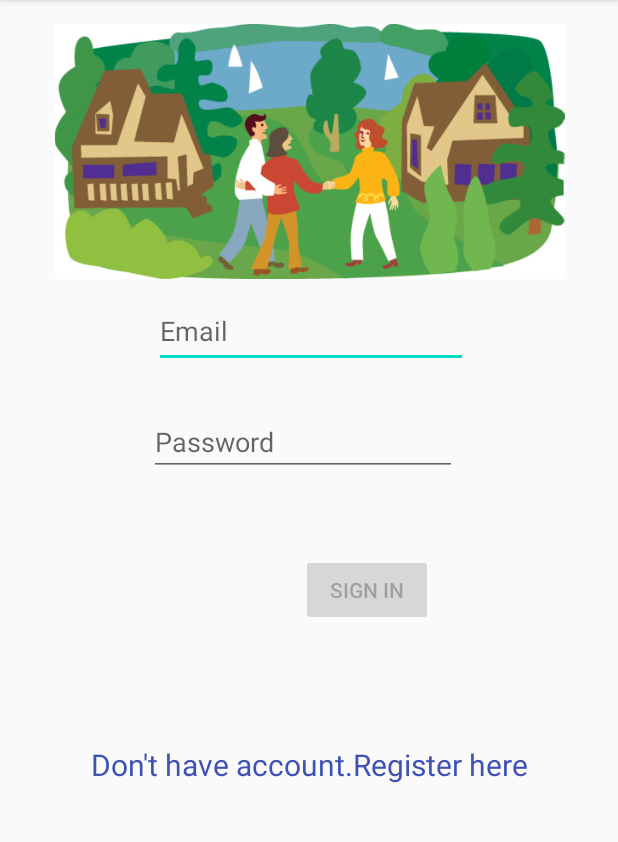
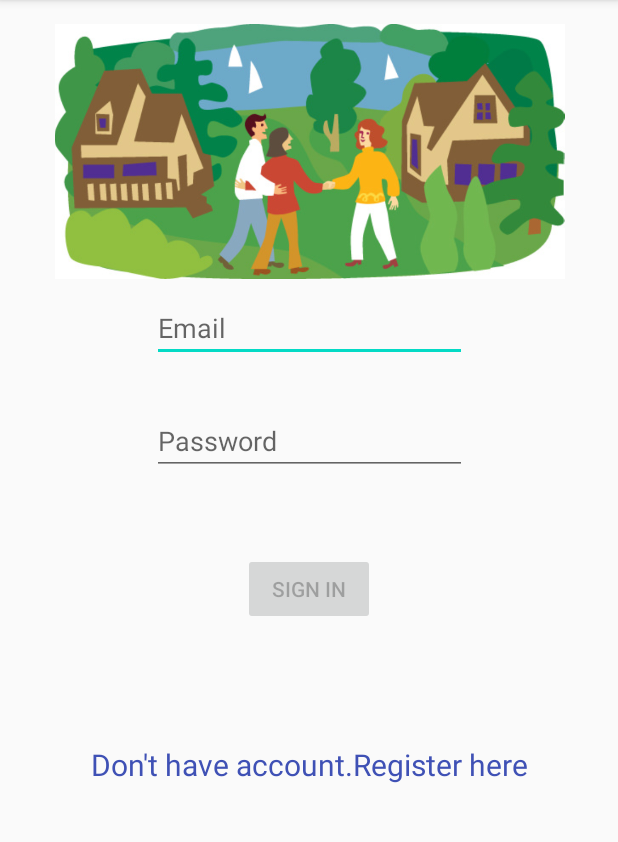
Before and after one commit to RyanTran2506/Our-hospitable-neighbor, an Android app: the screen it shows after launch (LoginActivity), on a phone screen of 412 x 824 dp, the part 84-926 px from its top. Run offline under Robolectric (Android 15) with nearby library versions, the phone set to English and light mode, and no system bars; our stand-ins replace Firebase (no records; nobody signed in at launch, a user with empty details on screens opened directly).

Commit message:
changed login layout

```diff
--- a/app/src/main/res/layout/activity_login.xml
+++ b/app/src/main/res/layout/activity_login.xml
@@ -24,8 +24,8 @@
 
     <EditText
         android:id="@+id/login_txtEmail"
-        android:layout_width="209dp"
-        android:layout_height="49dp"
+        android:layout_width="210dp"
+        android:layout_height="wrap_content"
         android:layout_marginStart="76dp"
         android:layout_marginLeft="76dp"
         android:layout_marginEnd="76dp"
@@ -36,14 +36,14 @@
         android:selectAllOnFocus="true"
         app:layout_constraintBottom_toTopOf="@+id/login_txtPwd"
         app:layout_constraintEnd_toEndOf="parent"
-        app:layout_constraintHorizontal_bias="0.56"
+        app:layout_constraintHorizontal_bias="0.5"
         app:layout_constraintStart_toStartOf="parent"
         app:layout_constraintTop_toBottomOf="@+id/loading" />
 
     <EditText
         android:id="@+id/login_txtPwd"
-        android:layout_width="205dp"
-        android:layout_height="42dp"
+        android:layout_width="210dp"
+        android:layout_height="wrap_content"
         android:layout_marginBottom="43dp"
         android:hint="@string/prompt_password"
         android:imeActionLabel="@string/action_sign_in_short"
@@ -52,7 +52,6 @@
         android:selectAllOnFocus="true"
         app:layout_constraintBottom_toTopOf="@+id/login_btnLogin"
         app:layout_constraintEnd_toEndOf="parent"
-        app:layout_constraintHorizontal_bias="0.478"
         app:layout_constraintStart_toStartOf="parent"
         app:layout_constraintTop_toBottomOf="@+id/login_txtEmail" />
 
@@ -62,12 +61,11 @@
         android:layout_height="wrap_content"
         android:layout_gravity="start"
         android:layout_marginTop="52dp"
-        android:layout_marginEnd="16dp"
-        android:layout_marginRight="16dp"
         android:enabled="false"
         android:onClick="onLoginClickHandler"
         android:text="@string/action_sign_in"
-        app:layout_constraintEnd_toEndOf="@+id/login_txtPwd"
+        app:layout_constraintEnd_toEndOf="parent"
+        app:layout_constraintStart_toStartOf="parent"
         app:layout_constraintTop_toBottomOf="@+id/login_txtPwd" />
 
     <TextView
```
Also changed, not shown: app/src/main/res/layout/activity_register.xml (+10 -8 lines).
